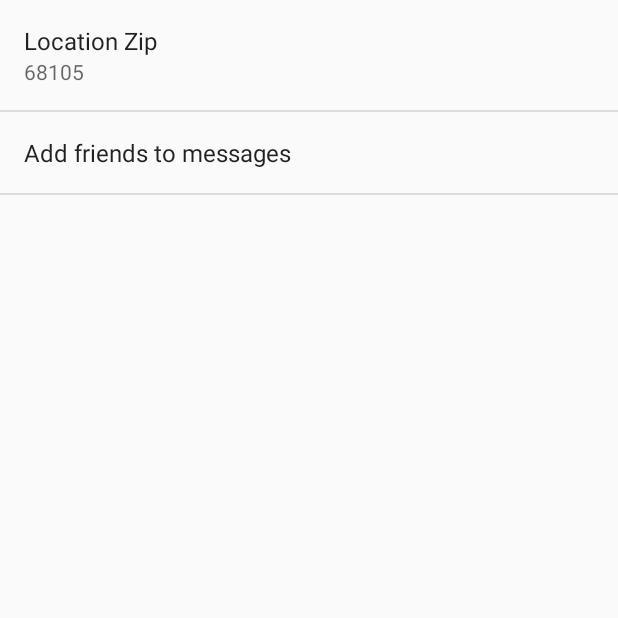
After one commit to fractalwizz/0-Sunshine, an Android app: the SettingsActivity screen opened directly, with no data from a screen before it, on a phone screen of 412 x 824 dp, the top half of it. The commit adds this screen. Run offline under Robolectric (Android 15) with nearby library versions, the phone set to English and light mode, and no system bars.

Commit message:
Commit #4 - Settings Added

```diff
--- a/app/build.gradle
+++ b/app/build.gradle
@@ -22,4 +22,5 @@ android {
 dependencies {
     compile fileTree(include: ['*.jar'], dir: 'libs')
     compile 'com.android.support:appcompat-v7:22.2.0'
+    compile 'com.android.support:support-v4:22.2.0'
 }
--- a/app/src/main/java/com/fract/nano/williamyoung/sunshine/MainActivity.java
+++ b/app/src/main/java/com/fract/nano/williamyoung/sunshine/MainActivity.java
@@ -1,5 +1,6 @@
 package com.fract.nano.williamyoung.sunshine;
 
+import android.content.Intent;
 import android.support.v7.app.ActionBarActivity;
 import android.os.Bundle;
 import android.support.v7.app.AppCompatActivity;
@@ -32,6 +33,8 @@ public class MainActivity extends AppCompatActivity {
 
         //noinspection SimplifiableIfStatement
         if (id == R.id.action_settings) {
+            Intent setIntent = new Intent(this, SettingsActivity.class);
+            startActivity(setIntent);
             return true;
         }
 
--- /dev/null
+++ b/app/src/main/java/com/fract/nano/williamyoung/sunshine/SettingsActivity.java
@@ -0,0 +1,65 @@
+package com.fract.nano.williamyoung.sunshine;
+
+import android.content.SharedPreferences;
+import android.os.Bundle;
+import android.preference.ListPreference;
+import android.preference.Preference;
+import android.preference.PreferenceActivity;
+import android.preference.PreferenceManager;
+import android.view.KeyEvent;
+
+/**
+ * A {@link PreferenceActivity} that presents a set of application settings.
+ * <p/>
+ * See <a href="http://developer.android.com/design/patterns/settings.html">
+ * Android Design: Settings</a> for design guidelines and the <a
+ * href="http://developer.android.com/guide/topics/ui/settings.html">Settings
+ * API Guide</a> for more information on developing a Settings UI.
+ */
+public class SettingsActivity extends PreferenceActivity
+        implements Preference.OnPreferenceChangeListener {
+    @Override
+    public void onCreate(Bundle savedInstanceState) {
+        super.onCreate(savedInstanceState);
+        // Add 'general' preferences, defined in the XML file
+        addPreferencesFromResource(R.xml.pref_general);
+        bindPreferenceSummaryToValue(findPreference(getString(R.string.pref_location_key)));
+        // For all preferences, attach an OnPreferenceChangeListener so the UI summary can be
+        // updated when the preference changes.
+        // TODO: Add preferences
+    }
+
+    /**
+     * Attaches a listener so the summary is always updated with the preference value.
+     * Also fires the listener once, to initialize the summary (so it shows up before the value
+     * is changed.)
+     */
+    private void bindPreferenceSummaryToValue(Preference preference) {
+// Set the listener to watch for value changes.
+        preference.setOnPreferenceChangeListener(this);
+// Trigger the listener immediately with the preference's
+// current value.
+        onPreferenceChange(preference,
+                PreferenceManager
+                        .getDefaultSharedPreferences(preference.getContext())
+                        .getString(preference.getKey(), ""));
+    }
+
+    @Override
+    public boolean onPreferenceChange(Preference preference, Object value) {
+        String stringValue = value.toString();
+        if (preference instanceof ListPreference) {
+// For list preferences, look up the correct display value in
+// the preference's 'entries' list (since they have separate labels/values).
+            ListPreference listPreference = (ListPreference) preference;
+            int prefIndex = listPreference.findIndexOfValue(stringValue);
+            if (prefIndex >= 0) {
+                preference.setSummary(listPreference.getEntries()[prefIndex]);
+            }
+        } else {
+// For other preferences, set the summary to the value's simple string representation.
+            preference.setSummary(stringValue);
+        }
+        return true;
+    }
+}
--- /dev/null
+++ b/app/src/main/res/layout/activity_detail.xml
@@ -0,0 +1,5 @@
+<FrameLayout xmlns:android="http://schemas.android.com/apk/res/android"
+    xmlns:tools="http://schemas.android.com/tools" android:id="@+id/container"
+    android:name="com.fract.nano.williamyoung.sunshine.DetailActivity"
+    android:layout_width="match_parent" android:layout_height="match_parent"
+    tools:ignore="MergeRootFrame" />
--- a/app/src/main/res/values/strings.xml
+++ b/app/src/main/res/values/strings.xml
@@ -3,4 +3,9 @@
     <string name="hello_world">Today - Sunny - 88 / 63</string>
     <string name="action_settings">Settings</string>
     <string name="action_refresh">Refresh</string>
+    <string name="title_activity_detail">DetailActivity</string>
+    <string name="title_activity_test">TestActivity</string>
+    <string name="pref_title_location_label">Location Zip</string>
+    <string name="pref_location_key" translatable="false">location</string>
+    <string name="pref_default_location_default" translatable="false">68105</string>
 </resources>
--- /dev/null
+++ b/app/src/main/res/xml/pref_general.xml
@@ -0,0 +1,27 @@
+<PreferenceScreen xmlns:android="http://schemas.android.com/apk/res/android"
+    android:layout_width="match_parent"
+    android:layout_height="match_parent">
+
+    <EditTextPreference
+        android:key="@string/pref_location_key"
+        android:title="@string/pref_title_location_label"
+        android:defaultValue="@string/pref_default_location_default"
+        android:selectAllOnFocus="true"
+        android:inputType="text"
+        android:capitalize="words"
+        android:singleLine="true"
+        android:maxLines="1" />
+
+    <!-- NOTE: Hide buttons to simplify the UI. Users can touch outside the dialog to
+         dismiss it. -->
+    <!-- NOTE: ListPreference's summary should be set to its value by the activity code. -->
+    <ListPreference
+        android:key="example_list"
+        android:title="@string/pref_title_add_friends_to_messages"
+        android:defaultValue="-1"
+        android:entries="@array/pref_example_list_titles"
+        android:entryValues="@array/pref_example_list_values"
+        android:negativeButtonText="@null"
+        android:positiveButtonText="@null" />
+
+</PreferenceScreen>
```
Also changed, not shown: app/src/main/AndroidManifest.xml (+17 -1 lines), app/src/main/java/com/fract/nano/williamyoung/sunshine/DetailActivity.java (added, +69 -0 lines), app/src/main/java/com/fract/nano/williamyoung/sunshine/MainActivityFragment.java (+118 -18 lines), app/src/main/res/layout/fragment_detail.xml (added, +14 -0 lines), app/src/main/res/menu/detail.xml (added, +7 -0 lines), app/src/main/res/values/strings_activity_settings.xml (added, +61 -0 lines), app/src/main/res/xml/pref_data_sync.xml (added, +21 -0 lines), app/src/main/res/xml/pref_headers.xml (added, +17 -0 lines), app/src/main/res/xml/pref_notification.xml (added, +27 -0 lines).
